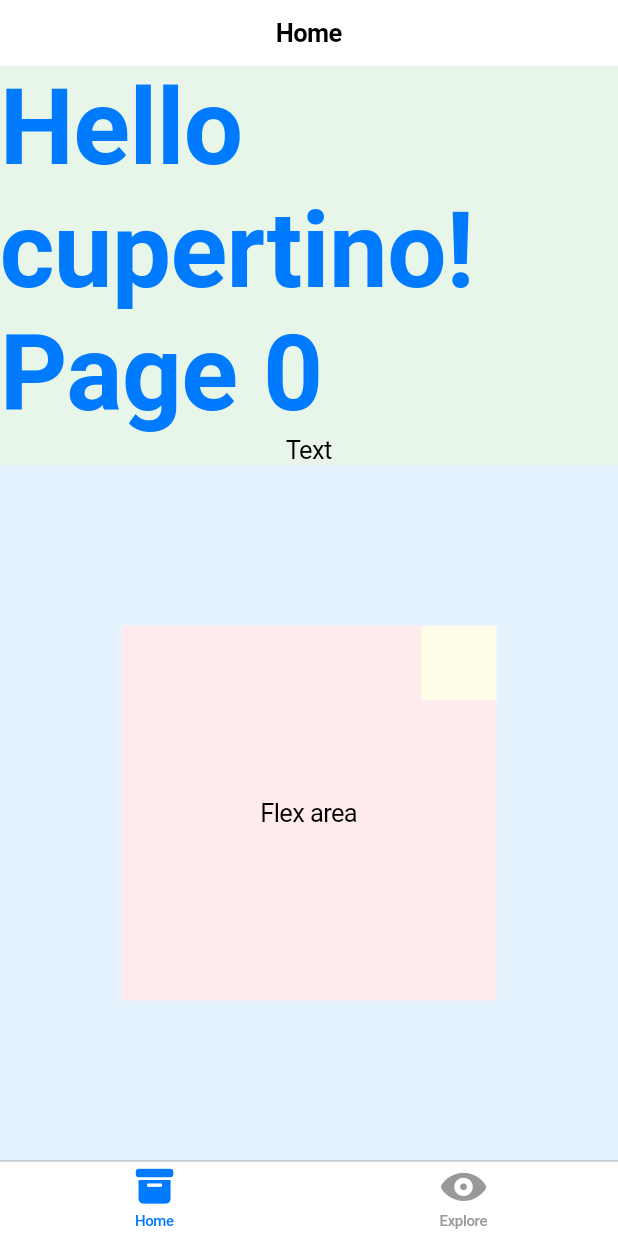
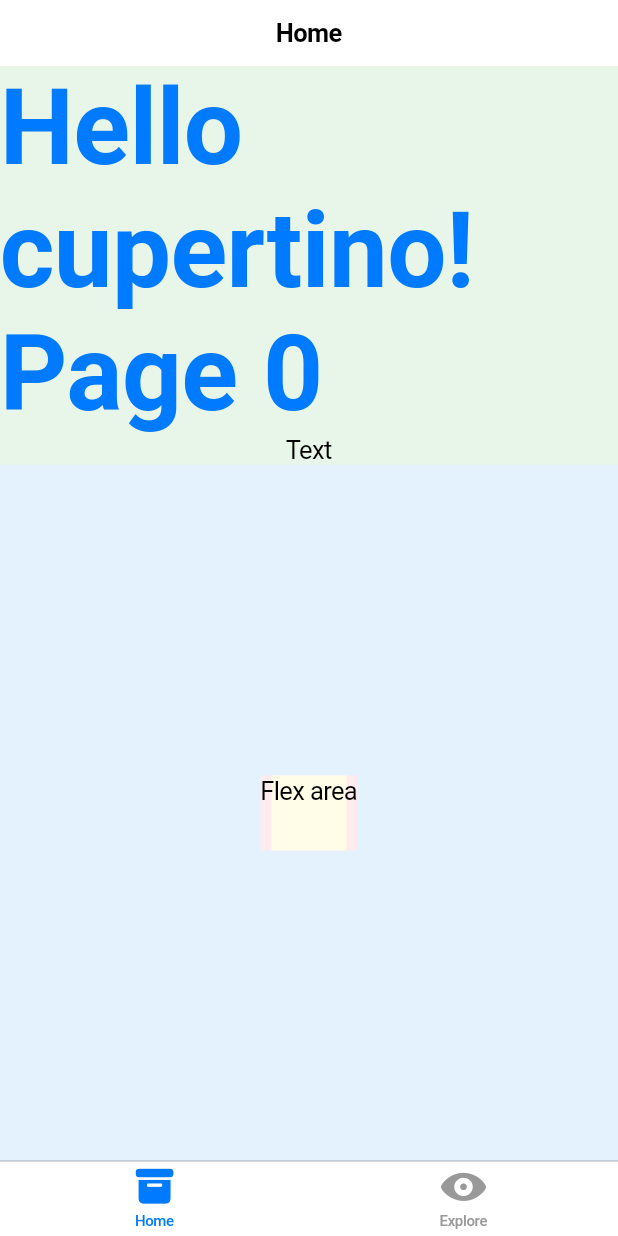
Before and after one commit to ItsRyanWu/flutter-cupertino-ui-hands-on, a Flutter app: the screen it shows after launch, on a phone screen of 412 x 824 dp. Run offline on Flutter 3.47's test engine with Material 2 defaults, Android fonts, the light colour scheme and no system bars.

Commit message:
Learn Stack Fit

```diff
--- a/lib/pages/index.dart
+++ b/lib/pages/index.dart
@@ -69,25 +69,29 @@ class _MyHomePageState extends State<MyHomePage> {
                             color: Colors.blue[50],
                             child: Center(
                               child: Container(
-                                width: 300,
-                                height: 300,
+                                // width: 300,
+                                // height: 300,
                                 color: Colors.red[50],
                                 constraints: BoxConstraints(
                                   maxHeight: 250,
-                                  maxWidth: 250
+                                  minHeight: 50,
+                                  maxWidth: 250,
+                                  minWidth: 50
                                 ),
                                 child: Stack(
+                                  fit: StackFit.passthrough,
                                   alignment: Alignment.center,
                                   children: [
-                                    Positioned(
-                                      right: 0,
-                                      top: 0,
-                                      child: Container(
-                                        width: 50,
-                                        height: 50,
+                                    // Positioned(
+                                    //   right: 0,
+                                    //   top: 0,
+                                    //   child:
+                                      Container(
+                                        width: 40,
+                                        height: 40,
                                         color: Colors.yellow[50]
                                       ),
-                                    ),
+                                    // ),
                                     LayoutBuilder(builder: (_, constraints) {
                                       print('Stack constriants for children: $constraints');
                                       return Text('Flex area');
```
